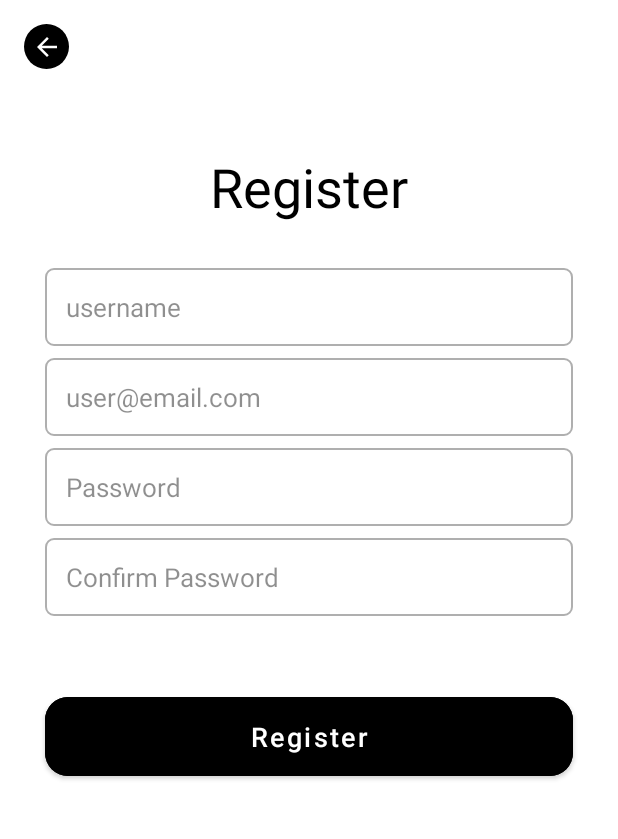
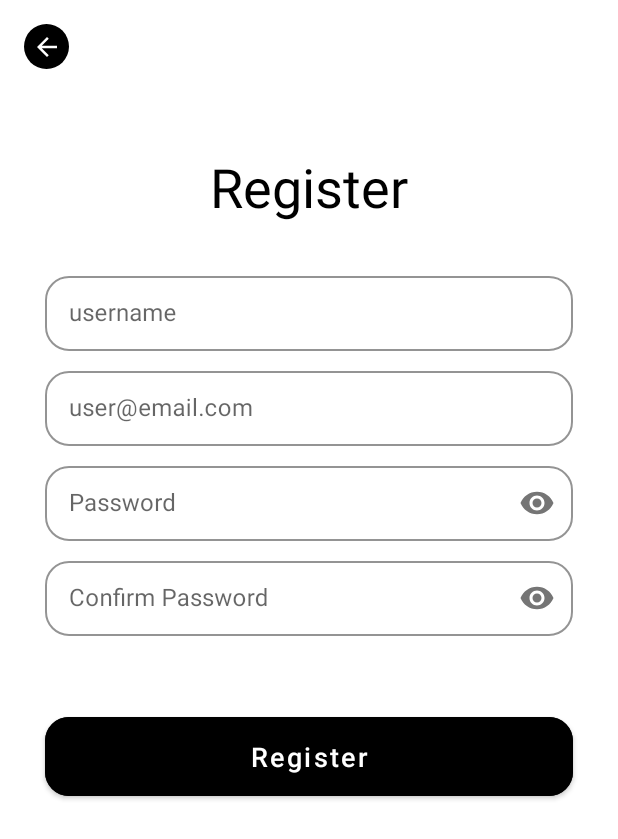
Before and after one commit to MeNa619493/MealsApp, an Android app: the screen it shows after launch (MainActivity), after a tap on "Join With Email", on a phone screen of 412 x 824 dp. Shown: the top 839 px of the screen. Run offline under Robolectric (Android 15) with nearby library versions, the phone set to English and light mode, and no system bars; our stand-ins replace Firebase (no records; nobody signed in at launch, a user with empty details on screens opened directly), Room's generated code, RxJava.

Commit message:
add pass toggle icon

```diff
--- a/app/src/main/java/com/example/mealsapp/MealsApplication.java
+++ b/app/src/main/java/com/example/mealsapp/MealsApplication.java
@@ -19,7 +19,7 @@ public class MealsApplication extends Application {
         SharedPref sharedPref = SharedPrefImpl.getInstance(getApplicationContext());
         LocalDataSource localDataSource = LocalDataSourceImpl.getInstance(getApplicationContext());
         ApiClient apiClient = ApiClient.getInstance();
-        repo = new Repo(localDataSource, apiClient, sharedPref);
+        repo = Repo.getInstance(localDataSource, apiClient, sharedPref);
     }
 
     public Repo getRepo() {
--- a/app/src/main/java/com/example/mealsapp/ui/home/calender/presenter/CalendarPresenterImpl.java
+++ b/app/src/main/java/com/example/mealsapp/ui/home/calender/presenter/CalendarPresenterImpl.java
@@ -55,7 +55,7 @@ public class CalendarPresenterImpl implements CalendarPresenter {
         Observable.fromIterable(meals)
                 .filter(meal -> meal.getDate().equalsIgnoreCase(date))
                 .toList()
-                .subscribeOn(Schedulers.io())
+                .subscribeOn(Schedulers.computation())
                 .observeOn(AndroidSchedulers.mainThread())
                 .subscribe(new SingleObserver<List<PlannedMeal>>() {
                     @Override
--- a/app/src/main/java/com/example/mealsapp/ui/home/home/presenter/HomePresenterImpl.java
+++ b/app/src/main/java/com/example/mealsapp/ui/home/home/presenter/HomePresenterImpl.java
@@ -45,9 +45,10 @@ public class HomePresenterImpl implements HomePresenter {
 
                     return apiMeal; // Return the modified API data list
                 }
-        ).subscribeOn(Schedulers.io());
+        );
 
         combinedDataSingle
+                .subscribeOn(Schedulers.computation())
                 .observeOn(AndroidSchedulers.mainThread())
                 .subscribe(new SingleObserver<Meal>() {
                     @Override
@@ -89,9 +90,10 @@ public class HomePresenterImpl implements HomePresenter {
 
                     return apiList; // Return the modified API data list
                 }
-        ).subscribeOn(Schedulers.io());
+        );
 
         combinedDataSingle
+                .subscribeOn(Schedulers.computation())
                 .observeOn(AndroidSchedulers.mainThread())
                 .subscribe(new SingleObserver<List<Meal>>() {
                     @Override
--- a/app/src/main/java/com/example/mealsapp/ui/home/search/presenter/SearchPresenterImpl.java
+++ b/app/src/main/java/com/example/mealsapp/ui/home/search/presenter/SearchPresenterImpl.java
@@ -55,9 +55,10 @@ public class SearchPresenterImpl implements SearchPresenter {
 
                         return apiList; // Return the modified API data list
                     }
-            ).subscribeOn(Schedulers.io());
+            );
 
             combinedDataSingle
+                    .subscribeOn(Schedulers.computation())
                     .observeOn(AndroidSchedulers.mainThread())
                     .subscribe(new SingleObserver<List<Meal>>() {
                         @Override
--- a/app/src/main/java/com/example/mealsapp/ui/home/searchbyingredients/presenter/SearchByIngredientsPresenterImpl.java
+++ b/app/src/main/java/com/example/mealsapp/ui/home/searchbyingredients/presenter/SearchByIngredientsPresenterImpl.java
@@ -31,7 +31,7 @@ public class SearchByIngredientsPresenterImpl implements SearchByIngredientsPres
             Observable.fromIterable(ingredients)
                     .filter(ingredient -> ingredient.getStrIngredient().toLowerCase().contains(name.toLowerCase()))
                     .toList()
-                    .subscribeOn(Schedulers.io())
+                    .subscribeOn(Schedulers.computation())
                     .observeOn(AndroidSchedulers.mainThread())
                     .subscribe(new SingleObserver<List<Ingredient>>() {
                         @Override
--- a/app/src/main/res/layout/fragment_register.xml
+++ b/app/src/main/res/layout/fragment_register.xml
@@ -42,55 +42,91 @@
         android:textSize="36sp"
         app:layout_constraintTop_toTopOf="parent"/>
 
-    <EditText
-        android:id="@+id/et_username"
-        style="@style/EditText.edit"
+    <com.google.android.material.textfield.TextInputLayout
+        style="@style/Widget.MaterialComponents.TextInputLayout.OutlinedBox.Dense"
+        android:id="@+id/el_username"
         android:layout_width="match_parent"
         android:layout_height="wrap_content"
+        android:hint="username"
+        app:boxStrokeColor="@color/black"
+        app:hintTextColor="@color/black"
+        app:shapeAppearance="@style/Rounded"
         android:layout_marginHorizontal="30dp"
         android:layout_marginTop="30dp"
-        android:layout_marginBottom="10dp"
-        android:hint="username"
-        android:inputType="text"
-        android:padding="14dp"
-        app:layout_constraintTop_toBottomOf="@id/tv_logo" />
+        app:layout_constraintTop_toBottomOf="@id/tv_logo">
 
-    <EditText
-        android:id="@+id/et_email"
-        style="@style/EditText.edit"
+        <com.google.android.material.textfield.TextInputEditText
+            android:id="@+id/et_username"
+            android:layout_width="match_parent"
+            android:layout_height="match_parent"
+            android:inputType="text"
+            android:padding="14dp"/>
+    </com.google.android.material.textfield.TextInputLayout>
+
+    <com.google.android.material.textfield.TextInputLayout
+        style="@style/Widget.MaterialComponents.TextInputLayout.OutlinedBox.Dense"
+        android:id="@+id/el_email"
         android:layout_width="match_parent"
         android:layout_height="wrap_content"
+        android:hint="user@email.com"
+        app:boxStrokeColor="@color/black"
+        app:hintTextColor="@color/black"
+        app:shapeAppearance="@style/Rounded"
         android:layout_marginHorizontal="30dp"
         android:layout_marginTop="8dp"
-        android:layout_marginBottom="10dp"
-        android:hint="user@email.com"
-        android:inputType="textEmailAddress"
-        android:padding="14dp"
-        app:layout_constraintTop_toBottomOf="@id/et_username" />
+        app:layout_constraintTop_toBottomOf="@id/el_username">
 
-    <EditText
-        android:id="@+id/et_pass"
-        style="@style/EditText.edit"
+        <com.google.android.material.textfield.TextInputEditText
+            android:id="@+id/et_email"
+            android:layout_width="match_parent"
+            android:layout_height="match_parent"
+            android:inputType="textEmailAddress"
+            android:padding="14dp"/>
+    </com.google.android.material.textfield.TextInputLayout>
+
+    <com.google.android.material.textfield.TextInputLayout
+        style="@style/Widget.MaterialComponents.TextInputLayout.OutlinedBox.Dense"
+        android:id="@+id/el_pass"
         android:layout_width="match_parent"
         android:layout_height="wrap_content"
+        android:hint="Password"
+        app:passwordToggleEnabled="true"
+        app:shapeAppearance="@style/Rounded"
+        app:boxStrokeColor="@color/black"
+        app:hintTextColor="@color/black"
         android:layout_marginHorizontal="30dp"
         android:layout_marginTop="8dp"
-        android:hint="Password"
-        android:inputType="textPassword"
-        android:padding="14dp"
-        app:layout_constraintTop_toBottomOf="@id/et_email" />
+        app:layout_constraintTop_toBottomOf="@id/el_email">
 
-    <EditText
-        android:id="@+id/et_confirm_pass"
-        style="@style/EditText.edit"
+        <com.google.android.material.textfield.TextInputEditText
+            android:id="@+id/et_pass"
+            android:layout_width="match_parent"
+            android:layout_height="match_parent"
+            android:inputType="textPassword"
+            android:padding="14dp"/>
+    </com.google.android.material.textfield.TextInputLayout>
+
+    <com.google.android.material.textfield.TextInputLayout
+        style="@style/Widget.MaterialComponents.TextInputLayout.OutlinedBox.Dense"
+        android:id="@+id/el_confirm_pass"
         android:layout_width="match_parent"
         android:layout_height="wrap_content"
+        android:hint="Confirm Password"
+        app:passwordToggleEnabled="true"
+        app:shapeAppearance="@style/Rounded"
+        app:boxStrokeColor="@color/black"
+        app:hintTextColor="@color/black"
         android:layout_marginHorizontal="30dp"
         android:layout_marginTop="8dp"
-        android:hint="Confirm Password"
-        android:inputType="textPassword"
-        android:padding="14dp"
-        app:layout_constraintTop_toBottomOf="@id/et_pass" />
+        app:layout_constraintTop_toBottomOf="@id/el_pass">
+
+        <com.google.android.material.textfield.TextInputEditText
+            android:id="@+id/et_confirm_pass"
+            android:layout_width="match_parent"
+            android:layout_height="match_parent"
+            android:inputType="textPassword"
+            android:padding="14dp"/>
+    </com.google.android.material.textfield.TextInputLayout>
 
     <com.google.android.material.button.MaterialButton
         android:id="@+id/btn_register"
@@ -100,11 +136,11 @@
         android:layout_marginTop="48dp"
         android:padding="14dp"
         android:backgroundTint="@color/black"
-        app:cornerRadius="15dp"
+        app:cornerRadius="16dp"
         android:text="Register"
         android:textAllCaps="false"
         android:textColor="@color/white"
         android:textSize="18sp"
-        app:layout_constraintTop_toBottomOf="@id/et_confirm_pass" />
+        app:layout_constraintTop_toBottomOf="@id/el_confirm_pass" />
 
 </androidx.constraintlayout.widget.ConstraintLayout>
--- a/app/src/main/res/values/themes.xml
+++ b/app/src/main/res/values/themes.xml
@@ -23,6 +23,11 @@
         <item name="android:background">@drawable/bg_edit_text</item>
     </style>
 
+    <style name="Rounded" parent="ShapeAppearance.MaterialComponents.SmallComponent">
+        <item name="cornerFamily">rounded</item>
+        <item name="cornerSize">16dp</item>
+    </style>
+
     <style name="DialogStyle" parent="Theme.AppCompat.NoActionBar">
         <item name="android:windowMinWidthMajor">@android:dimen/dialog_min_width_major</item>
         <item name="android:windowMinWidthMinor">@android:dimen/dialog_min_width_minor</item>
```
Also changed, not shown: app/src/main/java/com/example/mealsapp/ui/home/searchbytype/presenter/SearchByTypePresenterImpl.java (+5 -4 lines), app/src/main/res/layout/fragment_login.xml (+36 -19 lines).
